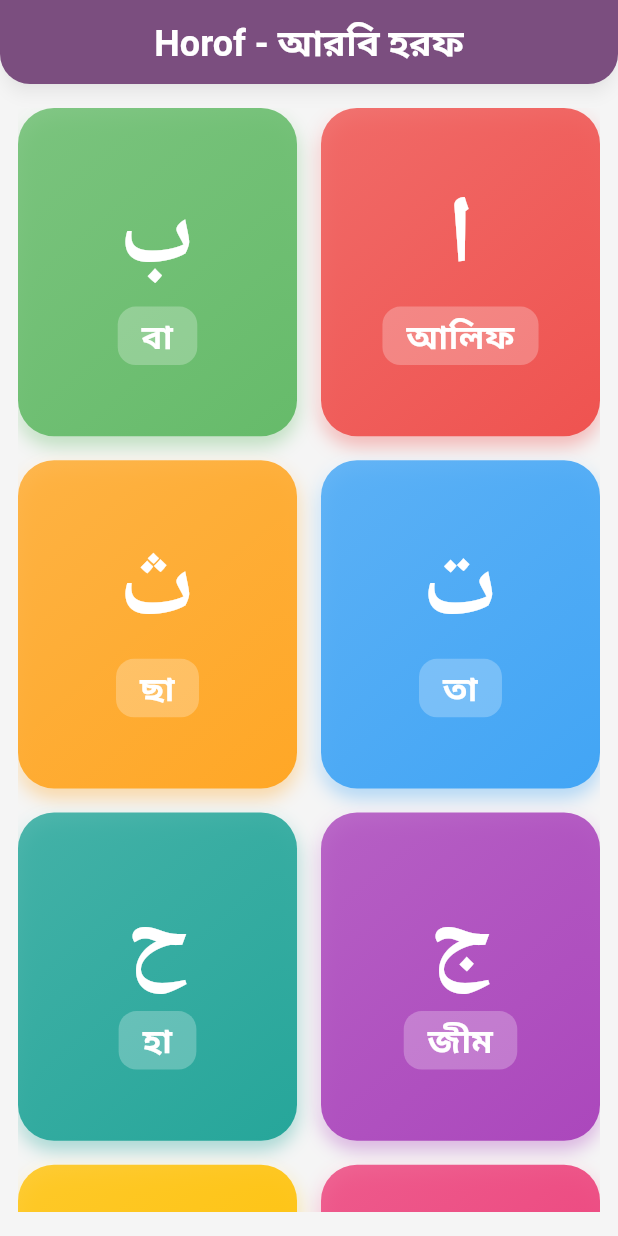
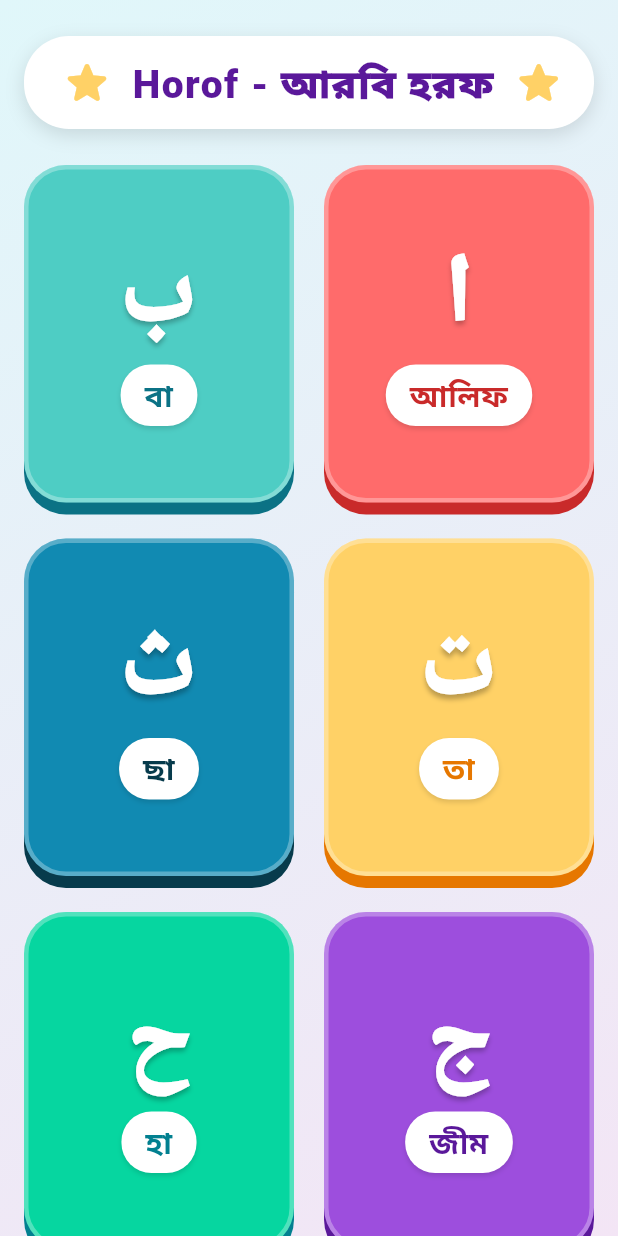
Before and after one commit to tauhidul252/Horof, a Flutter app: the screen it shows after launch, on a phone screen of 412 x 824 dp. Run offline on Flutter 3.47's test engine with Material 3 defaults, Android fonts, the phone set to English and light mode, and no system bars; our stand-ins replace audioplayers.

Commit message:
feat: implement Horof home screen with interactive 3D alphabet cards and audio playback

```diff
--- a/lib/main.dart
+++ b/lib/main.dart
@@ -14,16 +14,18 @@ class MyApp extends StatelessWidget {
       title: 'Horof',
       debugShowCheckedModeBanner: false,
       theme: ThemeData(
-        colorScheme: ColorScheme.fromSeed(
-          seedColor: const Color(0xFF9C27B0), // Vibrant purple
-          brightness: Brightness.light,
-        ),
         useMaterial3: true,
-        fontFamily: 'Roboto', // Default fallback
+        fontFamily: 'Roboto', // Fallback, but we use heavy weights
       ),
       home: const HorofHomePage(),
     );
   }
+}
+
+class CardColorSet {
+  final Color base;
+  final Color shadow;
+  CardColorSet(this.base, this.shadow);
 }
 
 class HorofHomePage extends StatefulWidget {
@@ -34,7 +36,7 @@ class HorofHomePage extends StatefulWidget {
 }
 
 class _HorofHomePageState extends State<HorofHomePage> {
-  // 28 Arabic Alphabets
+  // 30 Arabic Alphabets
   final List<Map<String, String>> arabicAlphabets = [
     {'ar': 'ا', 'bn': 'আলিফ'},
     {'ar': 'ب', 'bn': 'বা'},
@@ -68,179 +70,96 @@ class _HorofHomePageState extends State<HorofHomePage> {
     {'ar': 'ي', 'bn': 'ইয়া'},
   ];
 
-  // A playful color palette for the cards
-  final List<Color> cardColors = [
-    Colors.red.shade400,
-    Colors.green.shade400,
-    Colors.blue.shade400,
-    Colors.orange.shade400,
-    Colors.purple.shade400,
-    Colors.teal.shade400,
-    Colors.pink.shade400,
-    Colors.amber.shade500,
-    Colors.cyan.shade400,
-    Colors.indigo.shade400,
+  // Super vibrant color palette with dark shadows for 3D effect
+  final List<CardColorSet> cardColors = [
+    CardColorSet(const Color(0xFFFF6B6B), const Color(0xFFC92A2A)), // Red
+    CardColorSet(const Color(0xFF4ECDC4), const Color(0xFF0B7285)), // Teal
+    CardColorSet(const Color(0xFFFFD166), const Color(0xFFE67700)), // Yellow
+    CardColorSet(const Color(0xFF118AB2), const Color(0xFF073B4C)), // Blue
+    CardColorSet(const Color(0xFF9D4EDD), const Color(0xFF5A189A)), // Purple
+    CardColorSet(const Color(0xFF06D6A0), const Color(0xFF028090)), // Green
+    CardColorSet(const Color(0xFFFF9F1C), const Color(0xFFD62828)), // Orange
+    CardColorSet(const Color(0xFFEF476F), const Color(0xFF9E0059)), // Pink
   ];
 
   @override
   Widget build(BuildContext context) {
     return Scaffold(
-      backgroundColor: Colors.grey.shade100,
-      appBar: AppBar(
-        title: const Text(
-          'Horof - আরবি হরফ',
-          style: TextStyle(fontWeight: FontWeight.bold, fontSize: 24),
-        ),
-        centerTitle: true,
-        backgroundColor: Theme.of(context).colorScheme.primary,
-        foregroundColor: Colors.white,
-        elevation: 4,
-        shadowColor: Colors.black26,
-        shape: const RoundedRectangleBorder(
-          borderRadius: BorderRadius.vertical(bottom: Radius.circular(20)),
+      body: Container(
+        decoration: const BoxDecoration(
+          gradient: LinearGradient(
+            colors: [Color(0xFFE0F7FA), Color(0xFFF3E5F5)],
+            begin: Alignment.topLeft,
+            end: Alignment.bottomRight,
           ),
         ),
-      body: Directionality(
+        child: SafeArea(
+          child: Column(
+            children: [
+              // Playful Custom Header
+              Padding(
+                padding: const EdgeInsets.symmetric(vertical: 24.0, horizontal: 16.0),
+                child: Container(
+                  padding: const EdgeInsets.symmetric(horizontal: 24, vertical: 12),
+                  decoration: BoxDecoration(
+                    color: Colors.white,
+                    borderRadius: BorderRadius.circular(30),
+                    boxShadow: const [
+                      BoxShadow(
+                        color: Colors.black12,
+                        offset: Offset(0, 4),
+                        blurRadius: 10,
+                      )
+                    ],
+                  ),
+                  child: Row(
+                    mainAxisSize: MainAxisSize.min,
+                    children: const [
+                      Icon(Icons.star_rounded, color: Color(0xFFFFD166), size: 36),
+                      SizedBox(width: 12),
+                      Text(
+                        'Horof - আরবি হরফ',
+                        style: TextStyle(
+                          fontSize: 26,
+                          fontWeight: FontWeight.w900,
+                          color: Color(0xFF5A189A),
+                          letterSpacing: 1.0,
+                        ),
+                      ),
+                      SizedBox(width: 12),
+                      Icon(Icons.star_rounded, color: Color(0xFFFFD166), size: 36),
+                    ],
+                  ),
+                ),
+              ),
+
+              // Grid View
+              Expanded(
+                child: Directionality(
                   textDirection: TextDirection.rtl,
                   child: Padding(
-          padding: const EdgeInsets.symmetric(horizontal: 12.0, vertical: 16.0),
+                    padding: const EdgeInsets.symmetric(horizontal: 16.0),
                     child: GridView.builder(
+                      physics: const BouncingScrollPhysics(),
                       gridDelegate: const SliverGridDelegateWithMaxCrossAxisExtent(
                         maxCrossAxisExtent: 180,
-              crossAxisSpacing: 16,
-              mainAxisSpacing: 16,
-              childAspectRatio: 0.85,
+                        crossAxisSpacing: 20,
+                        mainAxisSpacing: 24, // Extra main axis spacing for the 3D pop
+                        childAspectRatio: 0.8,
                       ),
                       itemCount: arabicAlphabets.length,
                       itemBuilder: (context, index) {
                         final alphabet = arabicAlphabets[index];
-            final color = cardColors[index % cardColors.length];
+                        final colorSet = cardColors[index % cardColors.length];
                         return AlphabetCard(
                           index: index,
                           alphabet: alphabet['ar']!,
                           pronunciation: alphabet['bn']!,
-              color: color,
+                          color: colorSet.base,
+                          shadowColor: colorSet.shadow,
                         );
                       },
                     ),
-      ),
-      ), // Close Directionality
-    );
-  }
-}
-
-class AlphabetCard extends StatefulWidget {
-  final int index;
-  final String alphabet;
-  final String pronunciation;
-  final Color color;
-
-  const AlphabetCard({
-    super.key,
-    required this.index,
-    required this.alphabet,
-    required this.pronunciation,
-    required this.color,
-  });
-
-  @override
-  State<AlphabetCard> createState() => _AlphabetCardState();
-}
-
-class _AlphabetCardState extends State<AlphabetCard> with SingleTickerProviderStateMixin {
-  late AnimationController _controller;
-  late Animation<double> _scaleAnimation;
-  final AudioPlayer _audioPlayer = AudioPlayer();
-
-  @override
-  void initState() {
-    super.initState();
-    _controller = AnimationController(
-      vsync: this,
-      duration: const Duration(milliseconds: 150),
-    );
-    _scaleAnimation = Tween<double>(begin: 1.0, end: 0.9).animate(
-      CurvedAnimation(parent: _controller, curve: Curves.easeInOut),
-    );
-  }
-
-  void _handleTap() async {
-    // Play bounce animation
-    await _controller.forward();
-    _controller.reverse();
-
-    try {
-      // Play audio from local asset for offline use
-      await _audioPlayer.play(AssetSource('audio/letter_${widget.index}.mp3'));
-    } catch (e) {
-      print("Audio Error: $e");
-    }
-  }
-
-  @override
-  void dispose() {
-    _controller.dispose();
-    _audioPlayer.dispose();
-    super.dispose();
-  }
-
-  @override
-  Widget build(BuildContext context) {
-    return GestureDetector(
-      onTap: _handleTap,
-      child: ScaleTransition(
-        scale: _scaleAnimation,
-        child: Container(
-          decoration: BoxDecoration(
-            color: widget.color,
-            borderRadius: BorderRadius.circular(24),
-            boxShadow: [
-              BoxShadow(
-                color: widget.color.withValues(alpha: 0.4),
-                blurRadius: 10,
-                offset: const Offset(0, 6),
-              ),
-              const BoxShadow(
-                color: Colors.white24,
-                blurRadius: 4,
-                offset: Offset(-2, -2),
-              ),
-            ],
-            gradient: LinearGradient(
-              begin: Alignment.topLeft,
-              end: Alignment.bottomRight,
-              colors: [
-                widget.color.withValues(alpha: 0.8),
-                widget.color,
-              ],
-            ),
-          ),
-          child: Column(
-            mainAxisAlignment: MainAxisAlignment.center,
-            children: [
-              Text(
-                widget.alphabet,
-                style: const TextStyle(
-                  fontSize: 64,
-                  fontWeight: FontWeight.bold,
-                  color: Colors.white,
-                  height: 1.2,
-                ),
-                textDirection: TextDirection.rtl,
-              ),
-              const SizedBox(height: 8),
-              Container(
-                padding: const EdgeInsets.symmetric(horizontal: 16, vertical: 4),
-                decoration: BoxDecoration(
-                  color: Colors.white.withValues(alpha: 0.25),
-                  borderRadius: BorderRadius.circular(12),
-                ),
-                child: Text(
-                  widget.pronunciation,
-                  style: const TextStyle(
-                    fontSize: 22,
-                    fontWeight: FontWeight.w600,
-                    color: Colors.white,
                   ),
                 ),
               ),
@@ -251,3 +170,132 @@ class _AlphabetCardState extends State<AlphabetCard> with SingleTickerProviderSt
     );
   }
 }
+
+class AlphabetCard extends StatefulWidget {
+  final int index;
+  final String alphabet;
+  final String pronunciation;
+  final Color color;
+  final Color shadowColor;
+
+  const AlphabetCard({
+    super.key,
+    required this.index,
+    required this.alphabet,
+    required this.pronunciation,
+    required this.color,
+    required this.shadowColor,
+  });
+
+  @override
+  State<AlphabetCard> createState() => _AlphabetCardState();
+}
+
+class _AlphabetCardState extends State<AlphabetCard> {
+  bool _isPressed = false;
+  final AudioPlayer _audioPlayer = AudioPlayer();
+
+  void _handleTapDown(TapDownDetails details) {
+    setState(() => _isPressed = true);
+  }
+
+  void _handleTapUp(TapUpDetails details) async {
+    setState(() => _isPressed = false);
+    _playSound();
+  }
+
+  void _handleTapCancel() {
+    setState(() => _isPressed = false);
+  }
+
+  void _playSound() async {
+    try {
+      // Create a new instance for rapid tapping, or reuse existing one
+      await _audioPlayer.play(AssetSource('audio/letter_${widget.index}.mp3'));
+    } catch (e) {
+      print("Audio Error: $e");
+    }
+  }
+
+  @override
+  void dispose() {
+    _audioPlayer.dispose();
+    super.dispose();
+  }
+
+  @override
+  Widget build(BuildContext context) {
+    return GestureDetector(
+      onTapDown: _handleTapDown,
+      onTapUp: _handleTapUp,
+      onTapCancel: _handleTapCancel,
+      child: AnimatedContainer(
+        duration: const Duration(milliseconds: 100),
+        curve: Curves.easeOut,
+        margin: EdgeInsets.only(top: _isPressed ? 8.0 : 0.0),
+        decoration: BoxDecoration(
+          color: widget.color,
+          borderRadius: BorderRadius.circular(28),
+          border: Border.all(
+            color: Colors.white.withValues(alpha: 0.3),
+            width: 3,
+          ),
+          boxShadow: _isPressed
+              ? [] // Shadow disappears when pressed
+              : [
+                  BoxShadow(
+                    color: widget.shadowColor,
+                    offset: const Offset(0, 8),
+                    blurRadius: 0, // Solid shadow for 3D effect
+                  ),
+                ],
+        ),
+        child: Column(
+          mainAxisAlignment: MainAxisAlignment.center,
+          children: [
+            Text(
+              widget.alphabet,
+              style: const TextStyle(
+                fontSize: 64,
+                fontWeight: FontWeight.w900,
+                color: Colors.white,
+                height: 1.1,
+                shadows: [
+                  Shadow(
+                    color: Colors.black26,
+                    offset: Offset(0, 3),
+                    blurRadius: 4,
+                  ),
+                ],
+              ),
+              textDirection: TextDirection.rtl,
+            ),
+            const SizedBox(height: 12),
+            Container(
+              padding: const EdgeInsets.symmetric(horizontal: 16, vertical: 6),
+              decoration: BoxDecoration(
+                color: Colors.white,
+                borderRadius: BorderRadius.circular(20),
+                boxShadow: const [
+                  BoxShadow(
+                    color: Colors.black12,
+                    offset: Offset(0, 2),
+                    blurRadius: 2,
+                  )
+                ],
+              ),
+              child: Text(
+                widget.pronunciation,
+                style: TextStyle(
+                  fontSize: 20,
+                  fontWeight: FontWeight.w800,
+                  color: widget.shadowColor, // Harmonize text with the card's 3D shadow
+                ),
+              ),
+            ),
+          ],
+        ),
+      ),
+    );
+  }
+}
```
Lines whose indentation alone changed are shown as unchanged.
